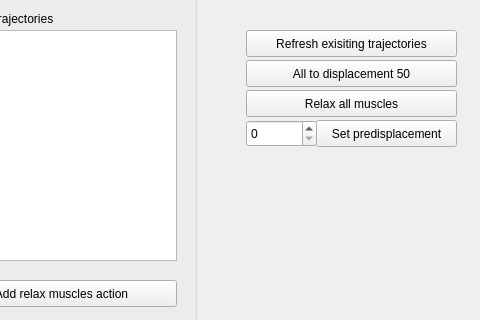
Before: the Qt Designer form roboy_trajectories_control/resource/roboy_trajectories_control.ui in Roboy/roboy_rqt_plugins, drawn with Qt 5; both pictures show x 354 to 834 and y 0 to 320 of the 834 by 707 pixel window.
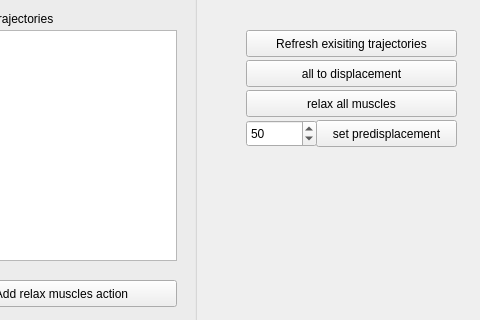
After: the same form once the commit is applied.

Commit message: more fine grain displacement commands

The edit to the form file:
```diff
--- a/roboy_trajectories_control/resource/roboy_trajectories_control.ui
+++ b/roboy_trajectories_control/resource/roboy_trajectories_control.ui
@@ -1618,7 +1618,7 @@
     </rect>
    </property>
    <property name="text">
-    <string>Relax all muscles</string>
+    <string>relax all muscles</string>
    </property>
   </widget>
   <widget class="QPushButton" name="startInit">
@@ -1631,7 +1631,7 @@
     </rect>
    </property>
    <property name="text">
-    <string>All to displacement 50</string>
+    <string>all to displacement</string>
    </property>
   </widget>
   <widget class="QPushButton" name="refreshTrajectories">
@@ -1657,7 +1657,7 @@
     </rect>
    </property>
    <property name="text">
-    <string>Set predisplacement</string>
+    <string>set predisplacement</string>
    </property>
   </widget>
   <widget class="QSpinBox" name="predisplacement">
@@ -1672,6 +1672,9 @@
    <property name="maximum">
     <number>500</number>
    </property>
+   <property name="value">
+    <number>50</number>
+   </property>
   </widget>
  </widget>
  <layoutdefault spacing="6" margin="11"/>
```
Left out of the diff: 2 changed lines with no effect on the pictures. The commit also changes 2 other files.
